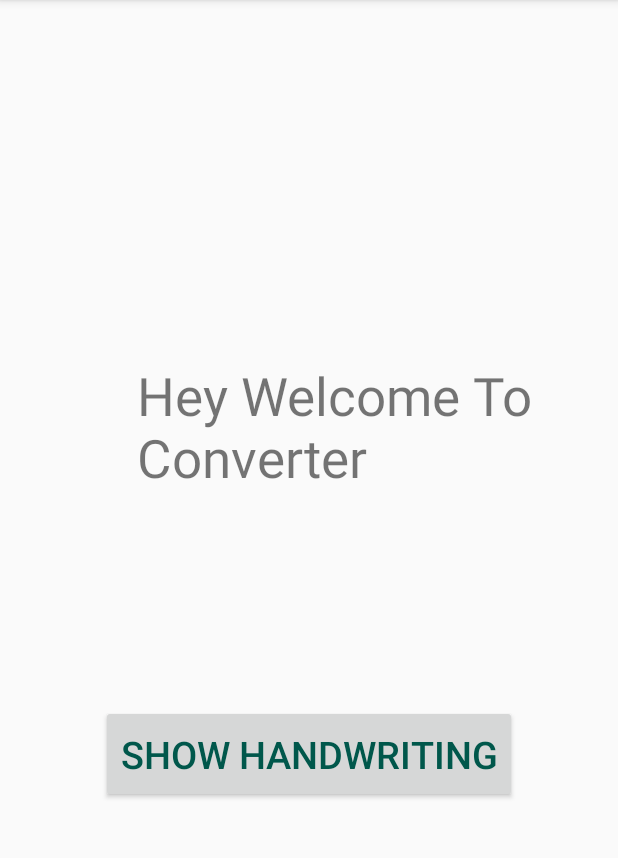
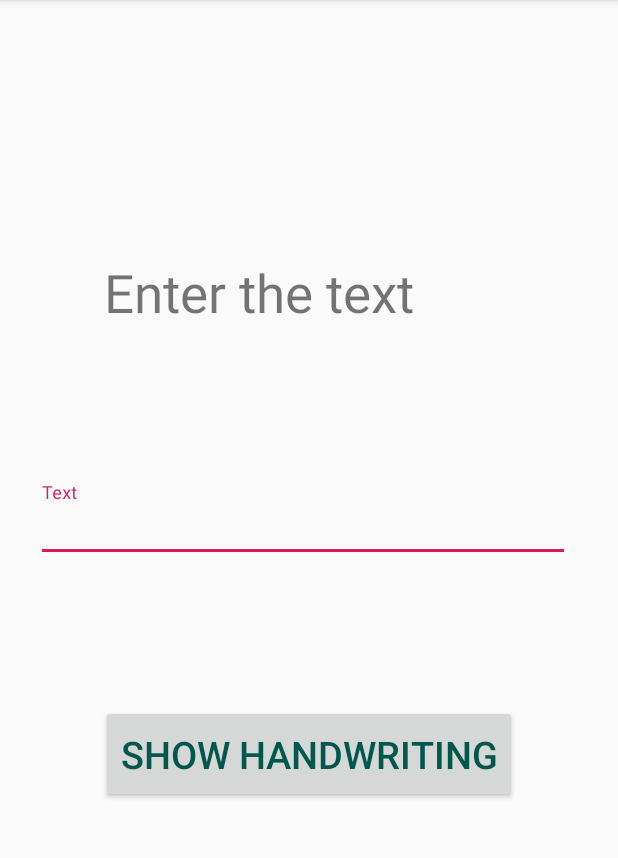
Before and after one commit to vishwa5854/AppForHandwriting, an Android app: the screen it shows after launch (MainActivity), on a phone screen of 412 x 824 dp, the part 84-942 px from its top. Run offline under Robolectric (Android 15) with nearby library versions, the phone set to English and light mode, and no system bars.

Commit message:
Successfully Working

```diff
--- a/app/src/main/java/com/example/multipleactivities/Activity2.java
+++ b/app/src/main/java/com/example/multipleactivities/Activity2.java
@@ -79,8 +79,6 @@ public class Activity2 extends AppCompatActivity {
                 Data.NUMBERS = imageData;
                 System.out.println(Data.NUMBERS[0][9]);
                 message.setText("Okay hold on");
-                SendData sendData = new SendData();
-                sendData.execute();
                 openActivity3();
             }
             count++;
--- a/app/src/main/java/com/example/multipleactivities/Data.java
+++ b/app/src/main/java/com/example/multipleactivities/Data.java
@@ -2,6 +2,7 @@ package com.example.multipleactivities;
 
 class Data {
 
+    static String INPUT_TEXT;
     static int[][] CAPITAL_LETTERS;
     static int[][] SMALL_LETTERS;
     static int[][] NUMBERS;
--- a/app/src/main/java/com/example/multipleactivities/MainActivity.java
+++ b/app/src/main/java/com/example/multipleactivities/MainActivity.java
@@ -1,22 +1,32 @@
 package com.example.multipleactivities;
 
+import androidx.annotation.RequiresApi;
 import androidx.appcompat.app.AppCompatActivity;
 
 import android.content.Intent;
+import android.os.Build;
 import android.os.Bundle;
 import android.view.View;
 import android.widget.Button;
 
+import com.google.android.material.textfield.TextInputLayout;
+
+import java.util.Objects;
+
 public class MainActivity extends AppCompatActivity {
+
+    TextInputLayout textInputLayout;
 
     @Override
     protected void onCreate(Bundle savedInstanceState) {
         super.onCreate(savedInstanceState);
         setContentView(R.layout.activity_main);
 
+        textInputLayout = findViewById(R.id.input_text);
         Button button = findViewById(R.id.press);
 
         button.setOnClickListener(new View.OnClickListener() {
+            @RequiresApi(api = Build.VERSION_CODES.KITKAT)
             @Override
             public void onClick(View view) {
                 openActivity2();
@@ -24,8 +34,10 @@ public class MainActivity extends AppCompatActivity {
         });
     }
 
+    @RequiresApi(api = Build.VERSION_CODES.KITKAT)
     void openActivity2(){
-        Intent intent = new Intent(this,Activity2.class);
+        Data.INPUT_TEXT = Objects.requireNonNull(textInputLayout.getEditText()).getText().toString();
+        Intent intent = new Intent(this, Activity2.class);
         startActivity(intent);
     }
 }
--- a/app/src/main/res/layout/activity_2.xml
+++ b/app/src/main/res/layout/activity_2.xml
@@ -10,12 +10,14 @@
         android:id="@+id/textView"
         android:layout_width="wrap_content"
         android:layout_height="wrap_content"
-        android:text="@string/choose_the_file"
+        android:text="@string/choose_the_capital_letters_file"
         android:textSize="35sp"
         app:layout_constraintBottom_toBottomOf="parent"
+        app:layout_constraintHorizontal_bias="0.0"
         app:layout_constraintLeft_toLeftOf="parent"
         app:layout_constraintRight_toRightOf="parent"
-        app:layout_constraintTop_toTopOf="parent" />
+        app:layout_constraintTop_toTopOf="parent"
+        app:layout_constraintVertical_bias="0.425" />
 
     <Button
         android:id="@+id/chooseFile"
--- a/app/src/main/res/layout/activity_main.xml
+++ b/app/src/main/res/layout/activity_main.xml
@@ -7,16 +7,17 @@
     tools:context=".MainActivity">
 
     <TextView
-        android:layout_width="309dp"
-        android:layout_height="102dp"
-        android:text="@string/hey_welcome_to_converter"
+        android:id="@+id/textView2"
+        android:layout_width="275dp"
+        android:layout_height="60dp"
+        android:text="@string/enter_the_text"
         android:textSize="35sp"
         app:layout_constraintBottom_toBottomOf="parent"
-        app:layout_constraintHorizontal_bias="0.888"
+        app:layout_constraintHorizontal_bias="0.507"
         app:layout_constraintLeft_toLeftOf="parent"
         app:layout_constraintRight_toRightOf="parent"
         app:layout_constraintTop_toTopOf="parent"
-        app:layout_constraintVertical_bias="0.36" />
+        app:layout_constraintVertical_bias="0.242" />
 
     <Button
         android:id="@+id/press"
@@ -32,4 +33,25 @@
         app:layout_constraintTop_toTopOf="parent"
         app:layout_constraintVertical_bias="0.669" />
 
+    <com.google.android.material.textfield.TextInputLayout
+        android:id="@+id/input_text"
+        android:layout_width="356dp"
+        android:layout_height="53dp"
+        android:layout_marginStart="24dp"
+        android:layout_marginLeft="24dp"
+        app:layout_constraintBottom_toTopOf="@+id/press"
+        app:layout_constraintStart_toStartOf="parent"
+        app:layout_constraintTop_toBottomOf="@+id/textView2"
+        app:layout_constraintVertical_bias="0.485">
+
+        <com.google.android.material.textfield.TextInputEditText
+            android:layout_width="match_parent"
+            android:layout_height="wrap_content"
+            android:hint="@string/text"
+            android:textColor="@color/colorPrimaryDark"
+            android:textSize="25sp"
+            />
+    </com.google.android.material.textfield.TextInputLayout>
+
+
 </androidx.constraintlayout.widget.ConstraintLayout>
--- a/app/src/main/res/values/strings.xml
+++ b/app/src/main/res/values/strings.xml
@@ -8,4 +8,7 @@
     <string name="choose_the_file">choose the file</string>
     <string name="todo">TODO</string>
     <string name="hi_hello">Hi hello</string>
+    <string name="choose_the_capital_letters_file">choose the capital letters file</string>
+    <string name="enter_the_text">Enter the text</string>
+    <string name="text">Text</string>
 </resources>
--- a/build.gradle
+++ b/build.gradle
@@ -7,7 +7,7 @@ buildscript {
 
     }
     dependencies {
-        classpath 'com.android.tools.build:gradle:3.5.1'
+        classpath 'com.android.tools.build:gradle:3.5.2'
 
         // NOTE: Do not place your application dependencies here; they belong
         // in the individual module build.gradle files
```
Also changed, not shown: app/build.gradle (+4 -3 lines), app/src/main/java/com/example/multipleactivities/Activity3.java (+68 -2 lines), app/src/main/java/com/example/multipleactivities/SendData.java (deleted, +0 -58 lines), app/src/main/res/layout/activity_3.xml (+3 -16 lines), gradle.properties (+8 -11 lines).
